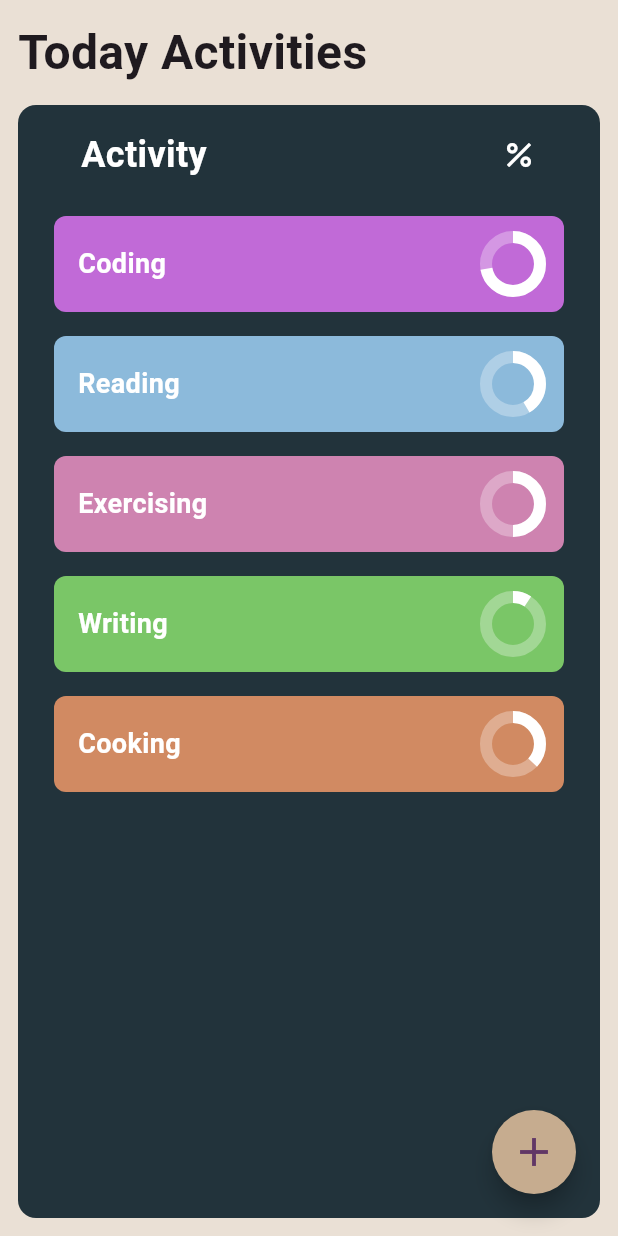
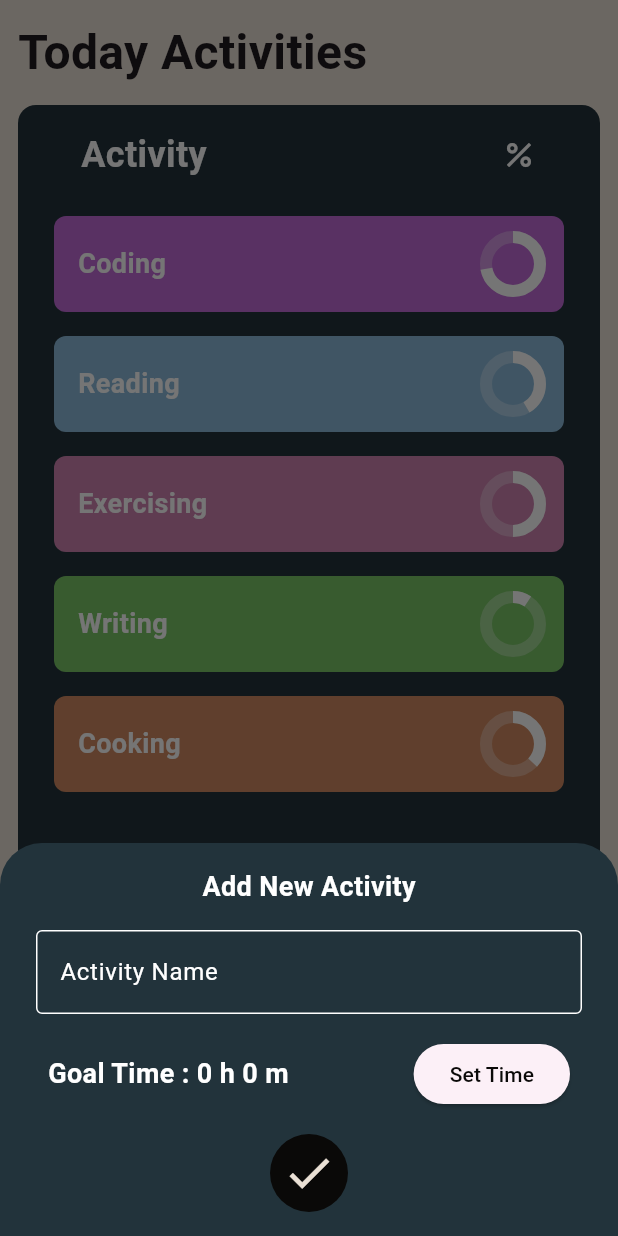
Before and after one commit to riVFerd/flutter_activity_timer, a Flutter app: the screen it shows after launch, after a tap on the "add" icon, on a phone screen of 412 x 824 dp. Run offline on Flutter 3.47's test engine with Material 2 defaults, Android fonts, the light colour scheme and no system bars.

Commit message:
feat home_screen : add section to input activity

```diff
--- a/lib/main.dart
+++ b/lib/main.dart
@@ -15,6 +15,7 @@ class MyApp extends StatelessWidget {
       title: 'Activity Timer',
       theme: ThemeConstants.defaultTheme,
       onGenerateRoute: AppRouter().onGenerateRoute,
+      debugShowCheckedModeBanner: false,
     );
   }
 }
--- a/lib/presentation/screens/home_screen.dart
+++ b/lib/presentation/screens/home_screen.dart
@@ -2,6 +2,8 @@ import 'package:flutter/material.dart';
 import 'package:flutter_activity_timer/logic/models/activity.dart';
 import 'package:flutter_activity_timer/presentation/theme/theme_constants.dart';
 import 'package:flutter_activity_timer/presentation/widgets/activity_card.dart';
+
+import '../widgets/input_activity_modal.dart';
 
 class HomeScreen extends StatelessWidget {
   const HomeScreen({super.key});
@@ -83,7 +85,16 @@ class HomeScreen extends StatelessWidget {
           ),
         ),
         floatingActionButton: FloatingActionButton(
-          onPressed: () {},
+          onPressed: () {
+            showModalBottomSheet(
+              context: context,
+              isScrollControlled: true,
+              backgroundColor: ThemeConstants.darkBlue,
+              builder: (context) {
+                return const InputActivityModal();
+              },
+            );
+          },
           backgroundColor: ThemeConstants.lightBrown,
           shape: const CircleBorder(),
           child: const Icon(
--- /dev/null
+++ b/lib/presentation/widgets/input_activity_modal.dart
@@ -0,0 +1,118 @@
+import 'package:flutter/material.dart';
+import 'package:flutter_activity_timer/presentation/theme/theme_constants.dart';
+
+class InputActivityModal extends StatefulWidget {
+  const InputActivityModal({
+    super.key,
+  });
+
+  @override
+  State<InputActivityModal> createState() => _InputActivityModalState();
+}
+
+class _InputActivityModalState extends State<InputActivityModal> {
+  TimeOfDay? _selectedTime;
+  String? _inputActivityName;
+
+  Future<void> _selectTime() async {
+    final TimeOfDay? picked = await showTimePicker(
+      context: context,
+      initialTime: const TimeOfDay(hour: 0, minute: 0),
+      // initialEntryMode: TimePickerEntryMode.inputOnly,
+      builder: (BuildContext context, Widget? child) {
+        return MediaQuery(
+          data: MediaQuery.of(context).copyWith(alwaysUse24HourFormat: true),
+          child: child!,
+        );
+      },
+    );
+    if (picked != null && picked != _selectedTime) {
+      setState(() {
+        _selectedTime = picked;
+      });
+    }
+  }
+
+  @override
+  Widget build(BuildContext context) {
+    return Padding(
+      padding: EdgeInsets.only(
+        top: 16,
+        bottom: MediaQuery.of(context).viewInsets.bottom + 16,
+        left: 24,
+        right: 24,
+      ),
+      child: Column(
+        mainAxisSize: MainAxisSize.min,
+        children: [
+          const Text(
+            'Add New Activity',
+            style: TextStyle(
+              fontWeight: FontWeight.bold,
+              fontSize: 18,
+              color: Colors.white,
+            ),
+          ),
+          const SizedBox(height: 16),
+          TextField(
+            style: const TextStyle(
+              color: Colors.white,
+            ),
+            decoration: const InputDecoration(
+              labelText: 'Activity Name',
+              labelStyle: TextStyle(color: Colors.white),
+              enabledBorder: OutlineInputBorder(
+                borderSide: BorderSide(color: Colors.white),
+              ),
+              focusedBorder: OutlineInputBorder(
+                borderSide: BorderSide(color: Colors.white),
+              ),
+            ),
+            onChanged: (value) {
+              _inputActivityName = value;
+            },
+          ),
+          Padding(
+            padding: const EdgeInsets.symmetric(
+              vertical: 16,
+              horizontal: 8,
+            ),
+            child: Row(
+              mainAxisAlignment: MainAxisAlignment.spaceBetween,
+              children: [
+                Text(
+                  'Goal Time : ${_selectedTime?.hour ?? 0} h ${_selectedTime?.minute ?? 0} m',
+                  style: const TextStyle(
+                    color: Colors.white,
+                    fontSize: 18,
+                    fontWeight: FontWeight.bold,
+                  ),
+                ),
+                ElevatedButton(
+                  onPressed: () => _selectTime(),
+                  child: const Text(
+                    'Set Time',
+                    style: TextStyle(
+                      color: ThemeConstants.dark,
+                    ),
+                  ),
+                ),
+              ],
+            ),
+          ),
+          IconButton.filled(
+            style: ElevatedButton.styleFrom(
+              backgroundColor: ThemeConstants.dark,
+              foregroundColor: ThemeConstants.light,
+            ),
+            icon: const Icon(
+              Icons.check_sharp,
+              size: 36,
+            ),
+            onPressed: () {},
+          )
+        ],
+      ),
+    );
+  }
+}
```
